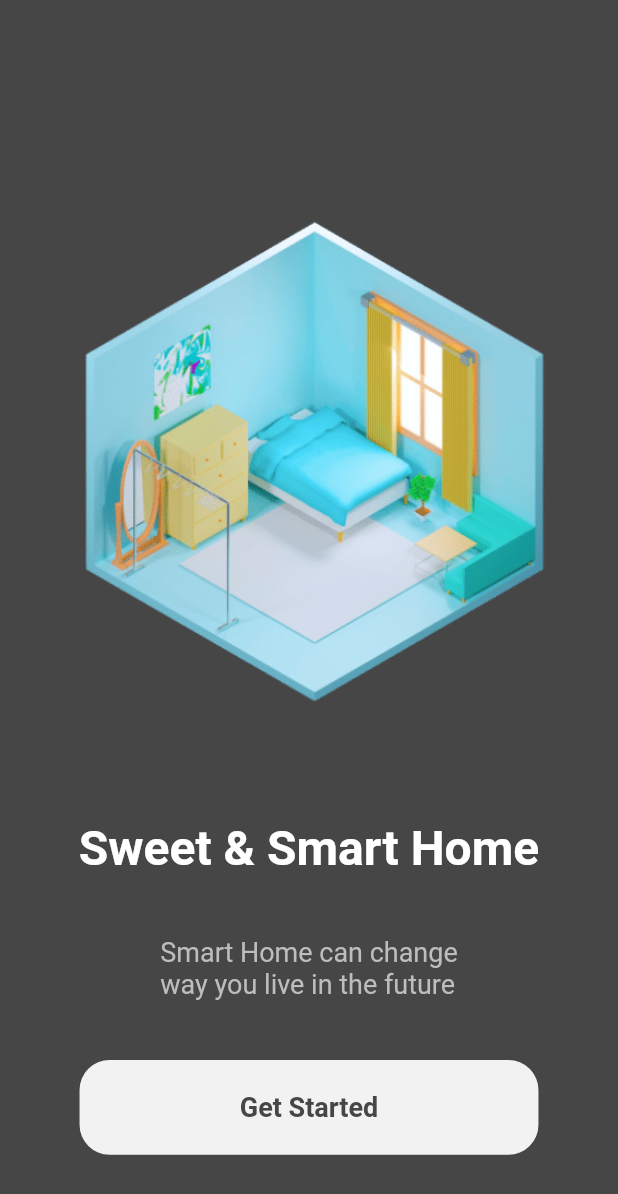
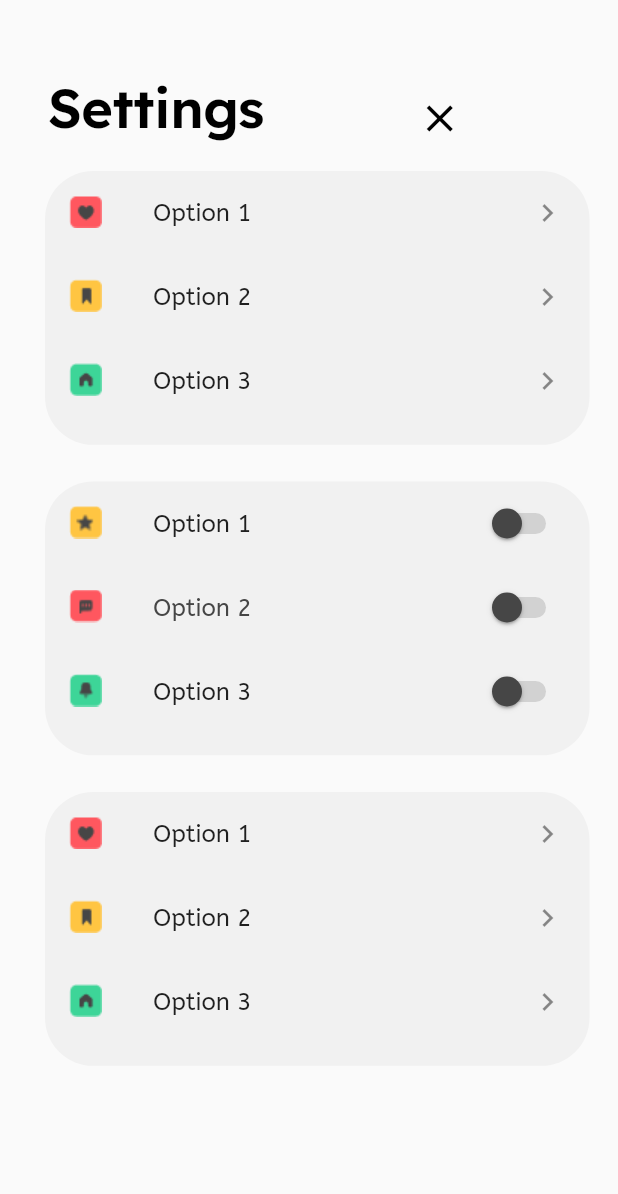
Before and after one commit to Lakhankumawat/smart-home-app, a Flutter app: the screen it shows after launch, on a phone screen of 412 x 824 dp. Shown: the top 1194 px of the screen. Run offline on Flutter 3.47's test engine with Material 2 defaults, Android fonts, the light colour scheme and no system bars; our stand-ins replace dotted_border, flutter_svg, font_awesome_flutter, get_it, image_picker, lottie and 2 more; Roboto replaces fonts that are missing (Abeezee, Nato Sans).

Commit message:
added settings screen

```diff
--- a/lib/main.dart
+++ b/lib/main.dart
@@ -1,6 +1,7 @@
 import 'package:domus/provider/getit.dart';
 import 'package:domus/routes/routes.dart';
 import 'package:domus/service/navigation_service.dart';
+import 'package:domus/src/screens/settings_screen/settings_screen.dart';
 import 'package:domus/src/screens/splash_screen/splash_screen.dart';
 import 'package:flutter/material.dart';
 
@@ -75,7 +76,7 @@ class MyApp extends StatelessWidget {
         ),
       ),
       routes: routes,
-      home: const SplashScreen(),
+      home: SettingScreen(), //splash screen
     );
   }
 }
--- /dev/null
+++ b/lib/src/screens/settings_screen/components/body.dart
@@ -0,0 +1,120 @@
+import 'package:flutter/material.dart';
+
+class SwitchTiles extends StatefulWidget {
+  @override
+  State<SwitchTiles> createState() => _SwitchTilesState();
+}
+
+class _SwitchTilesState extends State<SwitchTiles> {
+  @override
+  Widget build(BuildContext context) {
+    final bool givenValue = false;
+    return Padding(
+      padding: const EdgeInsets.fromLTRB(30, 24.44, 19, 0),
+      child: Container(
+        height: 182.56,
+        width: 326,
+        decoration: BoxDecoration(
+          borderRadius: BorderRadius.circular(32),
+          color: Color.fromRGBO(241, 241, 241, 1),
+        ),
+        child: ListView(
+          children: [
+            SwitchListTile(
+              activeTrackColor: Color.fromRGBO(61, 213, 152, 1),
+              inactiveTrackColor: Color.fromRGBO(210, 210, 210, 1),
+              activeColor: Color.fromRGBO(70, 70, 70, 1),
+              inactiveThumbColor: Color.fromRGBO(70, 70, 70, 1),
+              value: givenValue,
+              secondary: Image.asset('assets/images/settings/star.png'),
+              title: Text("Option 1", style: TextStyle(fontFamily: 'Abeezee')),
+              onChanged: (givenValue) {
+                setState(() {
+                  givenValue = true;
+                });
+              },
+            ),
+            SwitchListTile(
+              selected: true,
+              activeTrackColor: Color.fromRGBO(61, 213, 152, 1),
+              inactiveTrackColor: Color.fromRGBO(210, 210, 210, 1),
+              activeColor: Color.fromRGBO(70, 70, 70, 1),
+              inactiveThumbColor: Color.fromRGBO(70, 70, 70, 1),
+              value: givenValue,
+              secondary: Image.asset('assets/images/settings/chat.png'),
+              title: Text("Option 2", style: TextStyle(fontFamily: 'Abeezee')),
+              onChanged: (givenValue) {
+                setState(() {
+                  givenValue = true;
+                });
+              },
+            ),
+            SwitchListTile(
+              activeTrackColor: Color.fromRGBO(61, 213, 152, 1),
+              inactiveTrackColor: Color.fromRGBO(210, 210, 210, 1),
+              activeColor: Color.fromRGBO(70, 70, 70, 1),
+              inactiveThumbColor: Color.fromRGBO(70, 70, 70, 1),
+              value: givenValue,
+              secondary: Image.asset('assets/images/settings/bell.png'),
+              title: Text("Option 3", style: TextStyle(fontFamily: 'Abeezee')),
+              onChanged: (givenValue) {
+                setState(() {
+                  givenValue = true;
+                });
+              },
+            ),
+          ],
+        ),
+      ),
+    );
+  }
+}
+
+class SettingTile extends StatelessWidget {
+  const SettingTile({Key? key}) : super(key: key);
+
+  @override
+  Widget build(BuildContext context) {
+    return Padding(
+      padding: const EdgeInsets.fromLTRB(30, 0, 19, 0),
+      child: Container(
+        height: 182.56,
+        width: 326,
+        decoration: BoxDecoration(
+          borderRadius: BorderRadius.circular(32),
+          color: Color.fromRGBO(241, 241, 241, 1),
+        ),
+        child: ListView(
+          children: [
+            InkWell(
+              onTap: () {},
+              child: ListTile(
+                  leading: Image.asset('assets/images/settings/heart.png'),
+                  title: const Text(
+                    "Option 1",
+                    style: TextStyle(fontFamily: 'Abeezee'),
+                  ),
+                  trailing: Icon(Icons.navigate_next)),
+            ),
+            InkWell(
+              onTap: () {},
+              child: ListTile(
+                  leading: Image.asset('assets/images/settings/bookmark.png'),
+                  title:
+                      Text("Option 2", style: TextStyle(fontFamily: 'Abeezee')),
+                  trailing: Icon(Icons.navigate_next)),
+            ),
+            InkWell(
+              onTap: () {},
+              child: ListTile(
+                  leading: Image.asset('assets/images/settings/home.png'),
+                  title:
+                      Text("Option 3", style: TextStyle(fontFamily: 'Abeezee')),
+                  trailing: Icon(Icons.navigate_next)),
+            ),
+          ],
+        ),
+      ),
+    );
+  }
+}
--- /dev/null
+++ b/lib/src/screens/settings_screen/settings_screen.dart
@@ -0,0 +1,43 @@
+import 'package:flutter/material.dart';
+import 'components/body.dart';
+
+class SettingScreen extends StatelessWidget {
+  @override
+  Widget build(BuildContext context) {
+    return Material(
+        color: const Color.fromRGBO(250, 250, 250, 1),
+        child: ListView(
+          children: [
+            Padding(
+              padding: const EdgeInsets.fromLTRB(32, 64, 48, 20),
+              child: Row(
+                children: [
+                  Text(
+                    "Settings",
+                    style: TextStyle(
+                        fontFamily: 'Lexend',
+                        fontWeight: FontWeight.w600,
+                        color: Color.fromRGBO(0, 0, 0, 1),
+                        fontSize: 36,
+                        letterSpacing: -0.3199999928474426,
+                        height: 0.5833333333333334),
+                  ),
+                  SizedBox(width: 102),
+                  Icon(
+                    Icons.close_sharp,
+                    color: Colors.black,
+                    size: 30,
+                  )
+                ],
+              ),
+            ),
+            SettingTile(),
+            SwitchTiles(),
+            const SizedBox(
+              height: 24.44,
+            ),
+            SettingTile(),
+          ],
+        ));
+  }
+}
```
Also changed, not shown: pubspec.yaml (+10 -0 lines), assets/fonts/ABeeZee-Regular.ttf (added), assets/fonts/Lexend-SemiBold.ttf (added), assets/images/settings/bell.png (added), assets/images/settings/bookmark.png (added), assets/images/settings/chat.png (added), assets/images/settings/heart.png (added), assets/images/settings/home.png (added), assets/images/settings/star.png (added), pubspec.lock.
